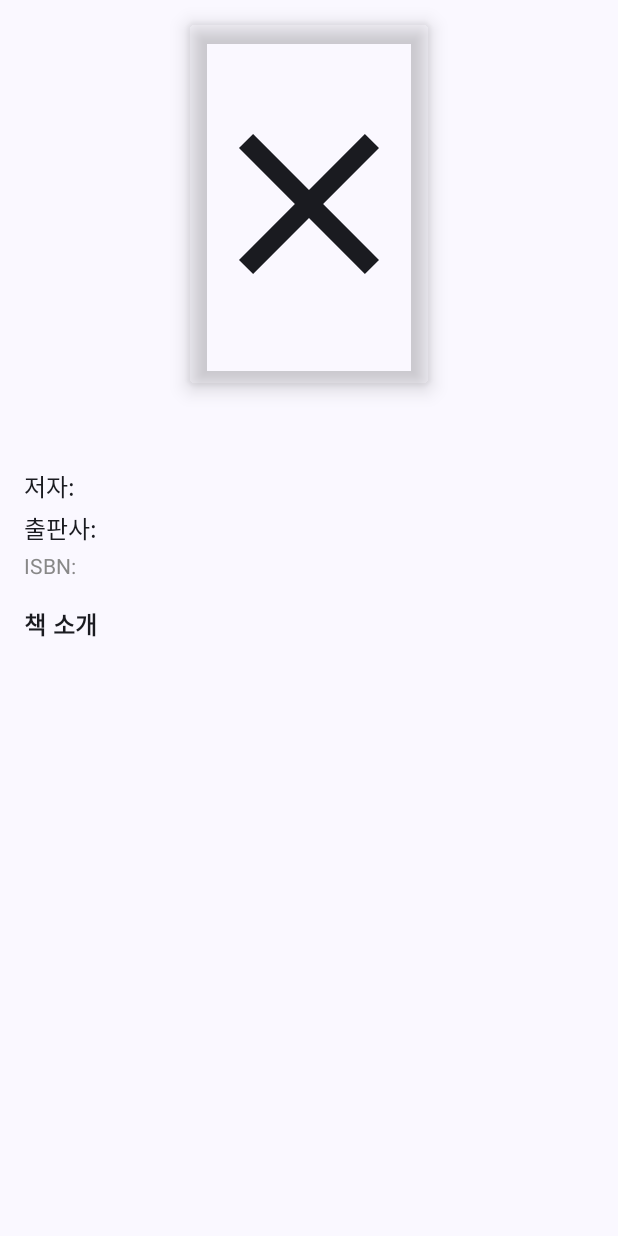
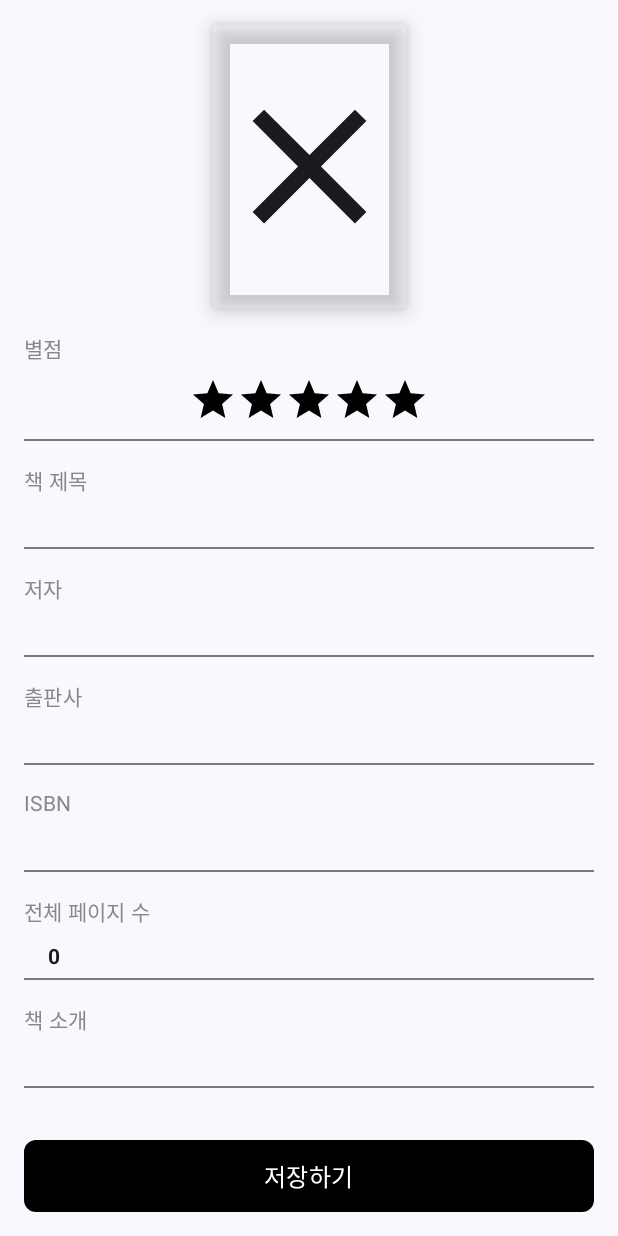
Before and after one commit to stevey-sy/odok-compose, an Android app built with Jetpack Compose: the composable SearchBookDetailScreen called with empty values, on a phone screen of 412 x 824 dp. Run offline under Robolectric (Android 15) with nearby library versions, the phone set to English and light mode, and no system bars; our stand-ins replace Dagger/Hilt's generated code; pictures from the network do not load; Roboto replaces fonts that are not available here; 1 statement that could not run was skipped.

Commit message:
MainActivity -> SearchBookDetail 화면 완성

```diff
--- a/app/src/main/java/com/sy/odokcompose/MainActivity.kt
+++ b/app/src/main/java/com/sy/odokcompose/MainActivity.kt
@@ -119,7 +119,7 @@ fun MainScreen(
                 modifier = Modifier.fillMaxSize(),
                 topBar = {
                     // 검색 화면일 때는 뒤로가기 버튼이 있는 TopAppBar 표시
-                    if (currentRoute == SEARCH_ROUTE || currentRoute?.contains(SEARCH_BOOK_DETAIL_ROUTE) == true) {
+                    if (currentRoute == SEARCH_ROUTE) {
                         OdokTopAppBar(
                             title = "도서검색",
                             showBackButton = true,
@@ -128,7 +128,16 @@ fun MainScreen(
                             onBackClick = { navController.popBackStack() }
                         )
                     }
-                    else {
+                    else if (currentRoute?.contains(SEARCH_BOOK_DETAIL_ROUTE) == true) {
+                        OdokTopAppBar(
+                            title = "서재 등록",
+                            showBackButton = true,
+                            fontFamily = FontFamily.Default,
+                            fontSize = 22.sp,
+                            onBackClick = { navController.popBackStack() }
+                        )
+                    }
+                    else if (currentRoute == MY_LIBRARY_ROUTE) {
                         // 일반 화면일 때는 타이틀과 검색 버튼이 있는 TopAppBar 표시
                         val drawableId = context.resources.getIdentifier("ic_plus_24", "drawable", context.packageName)
                         OdokTopAppBar(
--- a/feature/search/src/main/kotlin/com/sy/odokcompose/feature/search/SearchBookDetailScreen.kt
+++ b/feature/search/src/main/kotlin/com/sy/odokcompose/feature/search/SearchBookDetailScreen.kt
@@ -2,6 +2,8 @@ package com.sy.odokcompose.feature.search
 
 import androidx.compose.foundation.layout.Box
 import androidx.compose.foundation.layout.Column
+import androidx.compose.foundation.layout.PaddingValues
+import androidx.compose.foundation.layout.Row
 import androidx.compose.foundation.layout.Spacer
 import androidx.compose.foundation.layout.WindowInsets
 import androidx.compose.foundation.layout.fillMaxSize
@@ -15,14 +17,16 @@ import androidx.compose.foundation.verticalScroll
 import androidx.compose.material.icons.Icons
 import androidx.compose.material.icons.filled.ArrowBack
 import androidx.compose.material.icons.filled.Clear
+import androidx.compose.material.icons.filled.Star
 import androidx.compose.material3.CircularProgressIndicator
 import androidx.compose.material3.ExperimentalMaterial3Api
 import androidx.compose.material3.Icon
-import androidx.compose.material3.IconButton
 import androidx.compose.material3.MaterialTheme
 import androidx.compose.material3.Scaffold
 import androidx.compose.material3.Text
 import androidx.compose.material3.TopAppBar
+import androidx.compose.material3.IconButton
+import androidx.compose.material3.Button
 import androidx.compose.runtime.Composable
 import androidx.compose.runtime.LaunchedEffect
 import androidx.compose.runtime.collectAsState
@@ -33,11 +37,14 @@ import androidx.compose.ui.draw.clip
 import androidx.compose.ui.draw.shadow
 import androidx.compose.ui.graphics.Color
 import androidx.compose.ui.layout.ContentScale
+import androidx.compose.ui.text.font.FontFamily
 import androidx.compose.ui.text.font.FontWeight
 import androidx.compose.ui.unit.dp
+import androidx.compose.ui.unit.sp
 import androidx.hilt.navigation.compose.hiltViewModel
 import coil.compose.SubcomposeAsyncImage
 import com.sy.odokcompose.core.designsystem.OdokTheme
+import com.sy.odokcompose.core.designsystem.component.OdokTopAppBar
 
 @OptIn(ExperimentalMaterial3Api::class)
 @Composable
@@ -56,7 +63,26 @@ fun SearchBookDetailScreen(
 
     OdokTheme {
         Scaffold(
-            contentWindowInsets = WindowInsets(0, 0, 0, 0)
+            contentWindowInsets = WindowInsets(0, 0, 0, 0),
+            bottomBar = {
+                Button(
+                    onClick = { /* TODO: 저장 로직 구현 */ },
+                    modifier = Modifier
+                        .fillMaxWidth()
+                        .height(80.dp)
+                        .padding(16.dp),
+                    shape = RoundedCornerShape(8.dp),
+                    colors = androidx.compose.material3.ButtonDefaults.buttonColors(
+                        containerColor = Color.Black
+                    )
+                ) {
+                    Text(
+                        text = "저장하기",
+                        style = MaterialTheme.typography.titleMedium,
+                        color = Color.White
+                    )
+                }
+            }
         ) { innerPadding ->
             Box(
                 modifier = Modifier
@@ -77,8 +103,8 @@ fun SearchBookDetailScreen(
                                 .padding(16.dp)
                         )
                     }
-                    uiState.bookDetail != null -> {
-                        val bookDetail = uiState.bookDetail!!
+                    uiState.getBookDetailSuccess != null -> {
+                        val bookDetail = uiState.getBookDetailSuccess!!
 
                         Column(
                             modifier = Modifier
@@ -97,7 +123,7 @@ fun SearchBookDetailScreen(
                                     model = cover,
                                     contentDescription = "책 표지",
                                     modifier = Modifier
-                                        .size(width = 160.dp, height = 240.dp)
+                                        .size(width = 130.dp, height = 190.dp)
                                         .shadow(
                                             elevation = 8.dp,
                                             shape = RoundedCornerShape(4.dp),
@@ -119,57 +145,68 @@ fun SearchBookDetailScreen(
                                 )
                             }
 
-                            // 책 제목
+                            // 별점
                             Text(
-                                text = bookDetail.title,
-                                style = MaterialTheme.typography.headlineSmall,
-                                fontWeight = FontWeight.Bold
-                            )
-
-                            Spacer(modifier = Modifier.height(8.dp))
-
-                            // 저자
-                            Text(
-                                text = "저자: ${bookDetail.author}",
-                                style = MaterialTheme.typography.bodyLarge
-                            )
-
-                            Spacer(modifier = Modifier.height(4.dp))
-
-                            // 출판사
-                            Text(
-                                text = "출판사: ${bookDetail.publisher}",
-                                style = MaterialTheme.typography.bodyLarge
-                            )
-
-                            Spacer(modifier = Modifier.height(4.dp))
-
-                            // ISBN
-                            Text(
-                                text = "ISBN: $isbn",
+                                text = "별점",
                                 style = MaterialTheme.typography.bodyMedium,
                                 color = Color.Gray
                             )
-
+                            Spacer(modifier = Modifier.height(8.dp))
+                            Box(
+                                modifier = Modifier.fillMaxWidth(),
+                                contentAlignment = Alignment.Center
+                            ) {
+                                Row {
+                                    repeat(5) { index ->
+                                        Icon(
+                                            imageVector = Icons.Filled.Star,
+                                            contentDescription = "별점",
+                                            tint = Color.Black,
+                                            modifier = Modifier.size(32.dp)
+                                        )
+                                    }
+                                }
+                            }
+                            Spacer(modifier = Modifier.height(10.dp))
+                            androidx.compose.material3.Divider()
                             Spacer(modifier = Modifier.height(16.dp))
 
+                            // 책 제목
+                            BookDetailItem(header = "책 제목", content = bookDetail.title)
+                            // 저자
+                            BookDetailItem(header = "저자", content = bookDetail.author)
+                            // 출판사
+                            BookDetailItem(header = "출판사", content = bookDetail.publisher)
+                            // ISBN
+                            BookDetailItem(header = "ISBN", content = bookDetail.isbn)
+                            // 전체 페이지 수
+                            BookDetailItem(header = "전체 페이지 수", content = bookDetail.page.toString())
                             // 책 설명
-                            Text(
-                                text = "책 소개",
-                                style = MaterialTheme.typography.titleMedium,
-                                fontWeight = FontWeight.Bold
-                            )
+                            BookDetailItem(header = "책 소개", content = bookDetail.description)
 
-                            Spacer(modifier = Modifier.height(8.dp))
-
-                            Text(
-                                text = bookDetail.description,
-                                style = MaterialTheme.typography.bodyMedium
-                            )
                         }
                     }
-        }
-    }
+                }
+            }
         }
     }
 }
+
+@Composable
+fun BookDetailItem(header: String, content: String) {
+    Text(
+        text = header,
+        style = MaterialTheme.typography.bodyMedium,
+        color = Color.Gray
+    )
+    Spacer(modifier = Modifier.height(10.dp))
+    Text(
+        text = content,
+        style = MaterialTheme.typography.bodyMedium,
+        fontWeight = FontWeight.Bold,
+        modifier = Modifier.padding(start = 16.dp)
+    )
+    Spacer(modifier = Modifier.height(4.dp))
+    androidx.compose.material3.Divider()
+    Spacer(modifier = Modifier.height(16.dp))
+}
--- a/feature/search/src/main/kotlin/com/sy/odokcompose/feature/search/SearchBookDetailViewModel.kt
+++ b/feature/search/src/main/kotlin/com/sy/odokcompose/feature/search/SearchBookDetailViewModel.kt
@@ -1,21 +1,51 @@
 package com.sy.odokcompose.feature.search
 
 import androidx.lifecycle.ViewModel
-import com.sy.odokcompose.core.data.repository.SearchBookRepository
+import androidx.lifecycle.viewModelScope
+import com.sy.odokcompose.core.domain.GetSearchBookDetailUseCase
 import com.sy.odokcompose.model.SearchBookUiModel
 import dagger.hilt.android.lifecycle.HiltViewModel
+import kotlinx.coroutines.flow.MutableStateFlow
+import kotlinx.coroutines.flow.StateFlow
+import kotlinx.coroutines.flow.asStateFlow
+import kotlinx.coroutines.flow.update
+import kotlinx.coroutines.launch
 import javax.inject.Inject
 
+data class SearchDetailUiState(
+    val isLoading: Boolean = false,
+    val getBookDetailSuccess: SearchBookUiModel? = null,
+    val error: String? = null
+)
+
 @HiltViewModel
-class SearchBookDetailViewModel @Inject constructor(
-    private val searchBookRepository: SearchBookRepository
+class SearchDetailViewModel @Inject constructor(
+    private val getBookDetailUseCase: GetSearchBookDetailUseCase
 ) : ViewModel() {
 
-    val book: SearchBookUiModel = SearchBookUiModel()
+    private val _uiState = MutableStateFlow(SearchDetailUiState())
+    val uiState: StateFlow<SearchDetailUiState> = _uiState.asStateFlow()
 
-    fun addBookToMyLibrary() {
+    fun loadBookDetail(isbn: String) {
+        viewModelScope.launch {
+            try {
+                _uiState.update { it.copy(isLoading = true, error = null) }
 
+                val bookDetail = getBookDetailUseCase(isbn)
+                _uiState.update {
+                    it.copy(
+                        isLoading = false,
+                        getBookDetailSuccess = bookDetail
+                    )
+                }
+            } catch (e: Exception) {
+                _uiState.update {
+                    it.copy(
+                        isLoading = false,
+                        error = e.message ?: "알 수 없는 오류가 발생했습니다."
+                    )
+                }
+            }
+        }
     }
-
-
 }
--- a/feature/search/src/main/kotlin/com/sy/odokcompose/feature/search/SearchDetailViewModel.kt
+++ /dev/null
@@ -1,51 +0,0 @@
-package com.sy.odokcompose.feature.search
-
-import androidx.lifecycle.ViewModel
-import androidx.lifecycle.viewModelScope
-import com.sy.odokcompose.core.domain.GetSearchBookDetailUseCase
-import com.sy.odokcompose.model.SearchBookUiModel
-import dagger.hilt.android.lifecycle.HiltViewModel
-import kotlinx.coroutines.flow.MutableStateFlow
-import kotlinx.coroutines.flow.StateFlow
-import kotlinx.coroutines.flow.asStateFlow
-import kotlinx.coroutines.flow.update
-import kotlinx.coroutines.launch
-import javax.inject.Inject
-
-data class SearchDetailUiState(
-    val isLoading: Boolean = false,
-    val bookDetail: SearchBookUiModel? = null,
-    val error: String? = null
-)
-
-@HiltViewModel
-class SearchDetailViewModel @Inject constructor(
-    private val getBookDetailUseCase: GetSearchBookDetailUseCase
-) : ViewModel() {
-
-    private val _uiState = MutableStateFlow(SearchDetailUiState())
-    val uiState: StateFlow<SearchDetailUiState> = _uiState.asStateFlow()
-
-    fun loadBookDetail(isbn: String) {
-        viewModelScope.launch {
-            try {
-                _uiState.update { it.copy(isLoading = true, error = null) }
-
-                val bookDetail = getBookDetailUseCase(isbn)
-                _uiState.update {
-                    it.copy(
-                        isLoading = false,
-                        bookDetail = bookDetail
-                    )
-                }
-            } catch (e: Exception) {
-                _uiState.update {
-                    it.copy(
-                        isLoading = false,
-                        error = e.message ?: "알 수 없는 오류가 발생했습니다."
-                    )
-                }
-            }
-        }
-    }
-}
```
